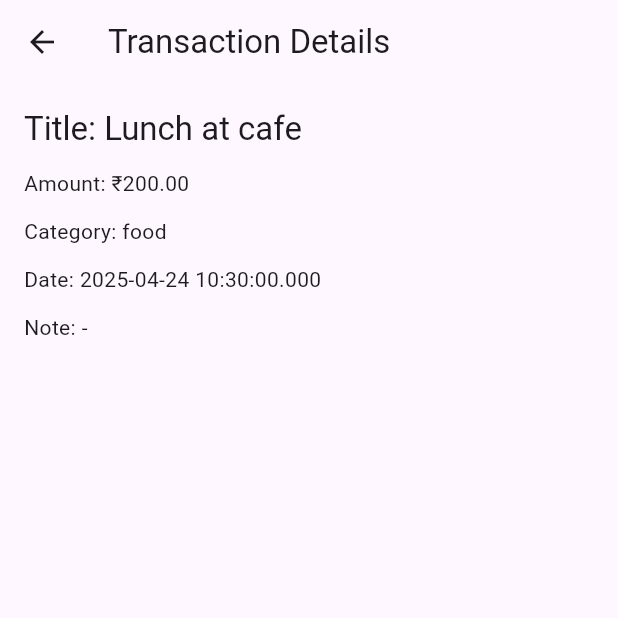
After one commit to anjan-in/expense_tracker, a Flutter app: the screen it shows after launch, after a tap on "Lunch at cafe", on a phone screen of 412 x 824 dp, the top half of it. The commit adds this screen. Run offline on Flutter 3.47's test engine with Material 3 defaults, Android fonts, the phone set to English and light mode, and no system bars; our stand-ins replace fl_chart, hive, hive_flutter, shared_preferences; accounts and stored records are empty; generated files the repository leaves out were written again.

Commit message:
add TransactionDetailScreen to show full transaction info

```diff
--- a/lib/models/transaction_model.dart
+++ b/lib/models/transaction_model.dart
@@ -19,12 +19,16 @@ class TransactionModel extends HiveObject {
   @HiveField(4)
   final ExpenseCategory category;
 
+  @HiveField(5)
+  final String? note;
+
   TransactionModel({
     required this.id,
     required this.title,
     required this.amount,
     required this.date,
     required this.category,
+    this.note,
   });
 }
 
--- a/lib/screens/add_transaction_screen.dart
+++ b/lib/screens/add_transaction_screen.dart
@@ -30,7 +30,7 @@ class _AddTransactionScreenState extends State<AddTransactionScreen> {
         amount: double.parse(_amountController.text),
         category: _selectedCategory!,
         date: _selectedDate,
-        // note: _noteController.text.trim(),
+        note: _noteController.text.trim(),
       );
 
       await TransactionService.addTransaction(txn);
--- a/lib/screens/home_screen.dart
+++ b/lib/screens/home_screen.dart
@@ -4,6 +4,7 @@ import '../utils/currency_helper.dart';
 import '../providers/transaction_provider.dart';
 import 'package:provider/provider.dart';
 import 'add_transaction_screen.dart';
+import '../screens/transaction_detail_screen.dart';
 
 class HomeScreen extends StatefulWidget {
   const HomeScreen({super.key});
@@ -168,6 +169,16 @@ class _HomeScreenState extends State<HomeScreen> {
                           fontWeight: FontWeight.bold,
                         ),
                       ),
+                      onTap: () {
+                        Navigator.push(
+                          context,
+                          MaterialPageRoute(
+                            builder:
+                                (_) =>
+                                    TransactionDetailScreen(transaction: txn),
+                          ),
+                        );
+                      },
                     );
                   },
                 );
--- /dev/null
+++ b/lib/screens/transaction_detail_screen.dart
@@ -0,0 +1,35 @@
+import 'package:flutter/material.dart';
+import '../models/transaction_model.dart';
+
+class TransactionDetailScreen extends StatelessWidget {
+  final TransactionModel transaction;
+
+  const TransactionDetailScreen({super.key, required this.transaction});
+
+  @override
+  Widget build(BuildContext context) {
+    return Scaffold(
+      appBar: AppBar(title: const Text('Transaction Details')),
+      body: Padding(
+        padding: const EdgeInsets.all(16),
+        child: Column(
+          crossAxisAlignment: CrossAxisAlignment.start,
+          children: [
+            Text(
+              'Title: ${transaction.title}',
+              style: Theme.of(context).textTheme.titleLarge,
+            ),
+            const SizedBox(height: 12),
+            Text('Amount: ₹${transaction.amount.toStringAsFixed(2)}'),
+            const SizedBox(height: 12),
+            Text('Category: ${transaction.category.name}'),
+            const SizedBox(height: 12),
+            Text('Date: ${transaction.date.toLocal()}'),
+            const SizedBox(height: 12),
+            Text('Note: ${transaction.note ?? "-"}'),
+          ],
+        ),
+      ),
+    );
+  }
+}
```
